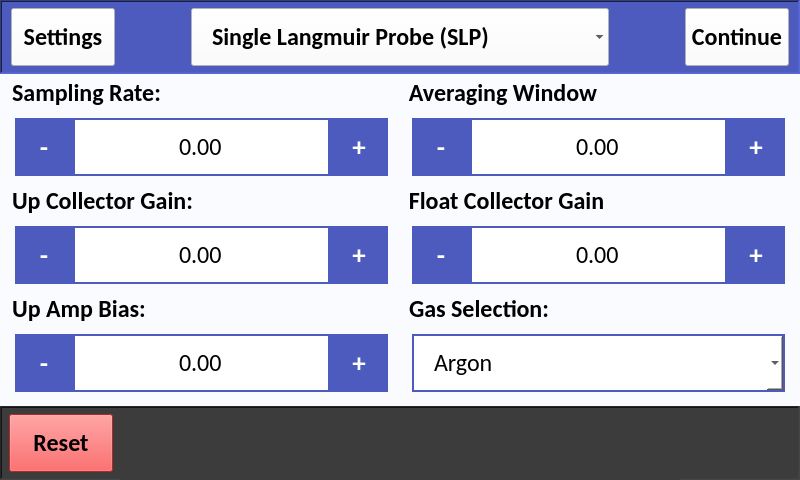
CFigueroa90894/plasmetry, file src/user_interface/graphic_user_interface/experiment_setup.ui: the form before one commit.
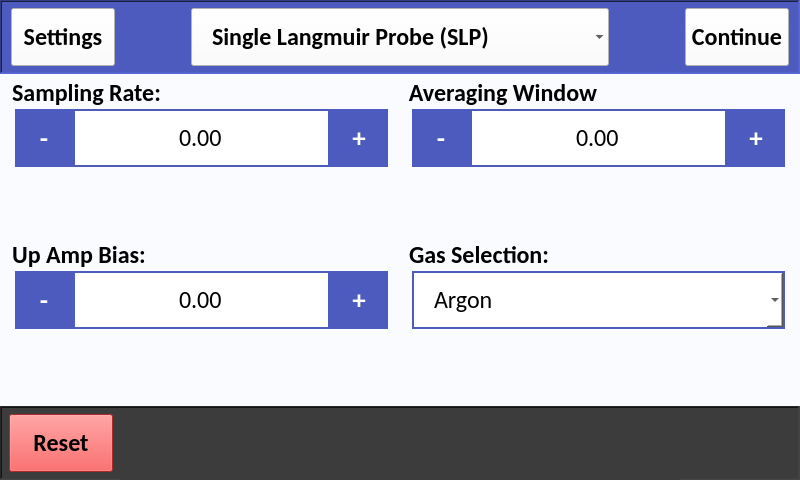
The form after the commit. The open tabs and pages were chosen to show the change.

Diff of the .ui file:
```diff
--- a/src/user_interface/graphic_user_interface/experiment_setup.ui
+++ b/src/user_interface/graphic_user_interface/experiment_setup.ui
@@ -3196,7 +3196,7 @@
                  <property name="bottomMargin">
                   <number>0</number>
                  </property>
-                 <item>
+                 <item alignment="Qt::AlignTop">
                   <widget class="QToolButton" name="tlv_sampling_rate_minus">
                    <property name="minimumSize">
                     <size>
@@ -3222,7 +3222,7 @@
                    </property>
                   </widget>
                  </item>
-                 <item>
+                 <item alignment="Qt::AlignTop">
                   <widget class="QDoubleSpinBox" name="tlv_sampling_rate_input">
                    <property name="minimumSize">
                     <size>
@@ -3279,7 +3279,7 @@
                    </property>
                   </widget>
                  </item>
-                 <item>
+                 <item alignment="Qt::AlignTop">
                   <widget class="QToolButton" name="tlv_sampling_rate_plus">
                    <property name="minimumSize">
                     <size>
@@ -3311,156 +3311,6 @@
                 </layout>
                </widget>
               </item>
-              <item>
-               <widget class="QGroupBox" name="tlv_up_collector_gain_gb">
-                <property name="font">
-                 <font>
-                  <family>Calibri</family>
-                  <pointsize>18</pointsize>
-                  <weight>75</weight>
-                  <bold>true</bold>
-                 </font>
-                </property>
-                <property name="styleSheet">
-                 <string notr="true"/>
-                </property>
-                <property name="title">
-                 <string>Up Collector Gain:</string>
-                </property>
-                <property name="alignment">
-                 <set>Qt::AlignLeading|Qt::AlignLeft|Qt::AlignVCenter</set>
-                </property>
-                <layout class="QHBoxLayout" name="horizontalLayout_42">
-                 <property name="spacing">
-                  <number>0</number>
-                 </property>
-                 <property name="leftMargin">
-                  <number>10</number>
-                 </property>
-                 <property name="topMargin">
-                  <number>0</number>
-                 </property>
-                 <property name="rightMargin">
-                  <number>10</number>
-                 </property>
-                 <property name="bottomMargin">
-                  <number>0</number>
-                 </property>
-                 <item>
-                  <widget class="QToolButton" name="tlv_up_collector_gain_minus">
-                   <property name="minimumSize">
-                    <size>
-                     <width>58</width>
-                     <height>58</height>
-                    </size>
-                   </property>
-                   <property name="maximumSize">
-                    <size>
-                     <width>58</width>
-                     <height>58</height>
-                    </size>
-                   </property>
-                   <property name="font">
-                    <font>
-                     <pointsize>20</pointsize>
-                     <weight>75</weight>
-                     <bold>true</bold>
-                    </font>
-                   </property>
-                   <property name="text">
-                    <string>-</string>
-                   </property>
-                  </widget>
-                 </item>
-                 <item>
-                  <widget class="QDoubleSpinBox" name="tlv_up_collector_gain_input">
-                   <property name="minimumSize">
-                    <size>
-                     <width>0</width>
-                     <height>58</height>
-                    </size>
-                   </property>
-                   <property name="maximumSize">
-                    <size>
-                     <width>1000</width>
-                     <height>58</height>
-                    </size>
-                   </property>
-                   <property name="font">
-                    <font>
-                     <family>Calibri</family>
-                     <pointsize>18</pointsize>
-                    </font>
-                   </property>
-                   <property name="focusPolicy">
-                    <enum>Qt::NoFocus</enum>
-                   </property>
-                   <property name="layoutDirection">
-                    <enum>Qt::LeftToRight</enum>
-                   </property>
-                   <property name="styleSheet">
-                    <string notr="true">QDoubleSpinBox {
-	background-color: #FFFFFF;
-}</string>
-                   </property>
-                   <property name="alignment">
-                    <set>Qt::AlignCenter</set>
-                   </property>
-                   <property name="readOnly">
-                    <bool>true</bool>
-                   </property>
-                   <property name="buttonSymbols">
-                    <enum>QAbstractSpinBox::NoButtons</enum>
-                   </property>
-                   <property name="correctionMode">
-                    <enum>QAbstractSpinBox::CorrectToPreviousValue</enum>
-                   </property>
-                   <property name="showGroupSeparator" stdset="0">
-                    <bool>false</bool>
-                   </property>
-                   <property name="decimals">
-                    <number>2</number>
-                   </property>
-                   <property name="minimum">
-                    <double>-10000.000000000000000</double>
-                   </property>
-                   <property name="maximum">
-                    <double>10000.000000000000000</double>
-                   </property>
-                  </widget>
-                 </item>
-                 <item>
-                  <widget class="QToolButton" name="tlv_up_collector_gain_plus">
-                   <property name="minimumSize">
-                    <size>
-                     <width>58</width>
-                     <height>58</height>
-                    </size>
-                   </property>
-                   <property name="maximumSize">
-                    <size>
-                     <width>16777215</width>
-                     <height>58</height>
-                    </size>
-                   </property>
-                   <property name="font">
-                    <font>
-                     <pointsize>20</pointsize>
-                     <weight>75</weight>
-                     <bold>true</bold>
-                    </font>
-                   </property>
-                   <property name="focusPolicy">
-                    <enum>Qt::NoFocus</enum>
-                   </property>
-                   <property name="text">
-                    <string>+</string>
-                   </property>
-                  </widget>
-                 </item>
-                </layout>
-               </widget>
-              </item>
               <item>
                <widget class="QGroupBox" name="tlv_up_amp_bias_gb">
                 <property name="font">
@@ -3493,7 +3343,7 @@
                  <property name="bottomMargin">
                   <number>0</number>
                  </property>
-                 <item>
+                 <item alignment="Qt::AlignTop">
                   <widget class="QToolButton" name="tlv_up_amp_bias_minus">
                    <property name="minimumSize">
                     <size>
@@ -3519,7 +3369,7 @@
                    </property>
                   </widget>
                  </item>
-                 <item>
+                 <item alignment="Qt::AlignTop">
                   <widget class="QDoubleSpinBox" name="tlv_up_amp_bias_input">
                    <property name="minimumSize">
                     <size>
@@ -3570,7 +3420,7 @@
                    </property>
                   </widget>
                  </item>
-                 <item>
+                 <item alignment="Qt::AlignTop">
                   <widget class="QToolButton" name="tlv_up_amp_bias_plus">
                    <property name="minimumSize">
                     <size>
@@ -3664,7 +3514,7 @@
                  <property name="bottomMargin">
                   <number>0</number>
                  </property>
-                 <item>
+                 <item alignment="Qt::AlignTop">
                   <widget class="QToolButton" name="tlv_avg_window_minus">
                    <property name="minimumSize">
                     <size>
@@ -3690,7 +3540,7 @@
                    </property>
                   </widget>
                  </item>
-                 <item>
+                 <item alignment="Qt::AlignTop">
                   <widget class="QDoubleSpinBox" name="tlv_avg_window_input">
                    <property name="minimumSize">
                     <size>
@@ -3747,7 +3597,7 @@
                    </property>
                   </widget>
                  </item>
-                 <item>
+                 <item alignment="Qt::AlignTop">
                   <widget class="QToolButton" name="tlv_avg_window_plus">
                    <property name="minimumSize">
                     <size>
@@ -3779,156 +3629,6 @@
                 </layout>
                </widget>
               </item>
-              <item>
-               <widget class="QGroupBox" name="tlp_v_float_collect_gain_gb">
-                <property name="font">
-                 <font>
-                  <family>Calibri</family>
-                  <pointsize>18</pointsize>
-                  <weight>75</weight>
-                  <bold>true</bold>
-                 </font>
-                </property>
-                <property name="styleSheet">
-                 <string notr="true"/>
-                </property>
-                <property name="title">
-                 <string>Float Collector Gain</string>
-                </property>
-                <property name="alignment">
-                 <set>Qt::AlignLeading|Qt::AlignLeft|Qt::AlignVCenter</set>
-                </property>
-                <layout class="QHBoxLayout" name="horizontalLayout_44">
-                 <property name="spacing">
-                  <number>0</number>
-                 </property>
-                 <property name="leftMargin">
-                  <number>10</number>
-                 </property>
-                 <property name="topMargin">
-                  <number>0</number>
-                 </property>
-                 <property name="rightMargin">
-                  <number>10</number>
-                 </property>
-                 <property name="bottomMargin">
-                  <number>0</number>
-                 </property>
-                 <item>
-                  <widget class="QToolButton" name="tlp_v_float_collect_gain_minus">
-                   <property name="minimumSize">
-                    <size>
-                     <width>58</width>
-                     <height>58</height>
-                    </size>
-                   </property>
-                   <property name="maximumSize">
-                    <size>
-                     <width>58</width>
-                     <height>58</height>
-                    </size>
-                   </property>
-                   <property name="font">
-                    <font>
-                     <pointsize>20</pointsize>
-                     <weight>75</weight>
-                     <bold>true</bold>
-                    </font>
-                   </property>
-                   <property name="text">
-                    <string>-</string>
-                   </property>
-                  </widget>
-                 </item>
-                 <item>
-                  <widget class="QDoubleSpinBox" name="tlp_v_float_collect_gain_input">
-                   <property name="minimumSize">
-                    <size>
-                     <width>0</width>
-                     <height>58</height>
-                    </size>
-                   </property>
-                   <property name="maximumSize">
-                    <size>
-                     <width>1000</width>
-                     <height>58</height>
-                    </size>
-                   </property>
-                   <property name="font">
-                    <font>
-                     <family>Calibri</family>
-                     <pointsize>18</pointsize>
-                    </font>
-                   </property>
-                   <property name="focusPolicy">
-                    <enum>Qt::NoFocus</enum>
-                   </property>
-                   <property name="layoutDirection">
-                    <enum>Qt::LeftToRight</enum>
-                   </property>
-                   <property name="styleSheet">
-                    <string notr="true">QDoubleSpinBox {
-	background-color: #FFFFFF;
-}</string>
-                   </property>
-                   <property name="alignment">
-                    <set>Qt::AlignCenter</set>
-                   </property>
-                   <property name="readOnly">
-                    <bool>true</bool>
-                   </property>
-                   <property name="buttonSymbols">
-                    <enum>QAbstractSpinBox::NoButtons</enum>
-                   </property>
-                   <property name="correctionMode">
-                    <enum>QAbstractSpinBox::CorrectToPreviousValue</enum>
-                   </property>
-                   <property name="showGroupSeparator" stdset="0">
-                    <bool>false</bool>
-                   </property>
-                   <property name="decimals">
-                    <number>2</number>
-                   </property>
-                   <property name="minimum">
-                    <double>-10000.000000000000000</double>
-                   </property>
-                   <property name="maximum">
-                    <double>10000.000000000000000</double>
-                   </property>
-                  </widget>
-                 </item>
-                 <item>
-                  <widget class="QToolButton" name="tlp_v_float_collect_gain_plus">
-                   <property name="minimumSize">
-                    <size>
-                     <width>58</width>
-                     <height>58</height>
-                    </size>
-                   </property>
-                   <property name="maximumSize">
-                    <size>
-                     <width>16777215</width>
-                     <height>58</height>
-                    </size>
-                   </property>
-                   <property name="font">
-                    <font>
-                     <pointsize>20</pointsize>
-                     <weight>75</weight>
-                     <bold>true</bold>
-                    </font>
-                   </property>
-                   <property name="focusPolicy">
-                    <enum>Qt::NoFocus</enum>
-                   </property>
-                   <property name="text">
-                    <string>+</string>
-                   </property>
-                  </widget>
-                 </item>
-                </layout>
-               </widget>
-              </item>
               <item>
                <widget class="QGroupBox" name="tlv_gas_select_gb">
                 <property name="font">
@@ -3964,7 +3664,7 @@
                  <property name="bottomMargin">
                   <number>0</number>
                  </property>
-                 <item>
+                 <item alignment="Qt::AlignTop">
                   <widget class="QComboBox" name="tlv_gas_select_cb">
                    <property name="minimumSize">
                     <size>
```
Left out of the diff: 312 changed lines with no effect on the pictures.
